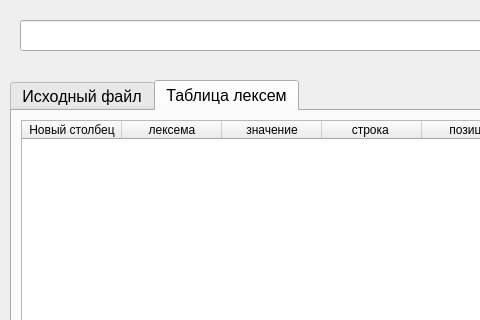
Above: mainwindow.ui from zelpold/lexem before the change; both pictures show x 0 to 480 and y 0 to 320 of the 870 by 650 pixel window. Below: the same form after it.
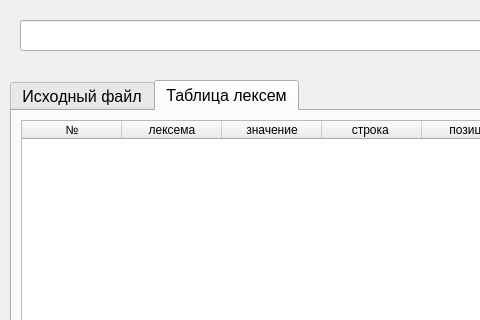
That is the form after the change. The open tabs and pages were chosen to show the change.

```diff
--- a/mainwindow.ui
+++ b/mainwindow.ui
@@ -86,7 +86,7 @@
        <widget class="QTableWidget" name="tableWidget">
         <column>
          <property name="text">
-          <string>Новый столбец</string>
+          <string>№</string>
          </property>
         </column>
         <column>
```
Left out of the diff: 2 changed lines with no effect on the pictures.
